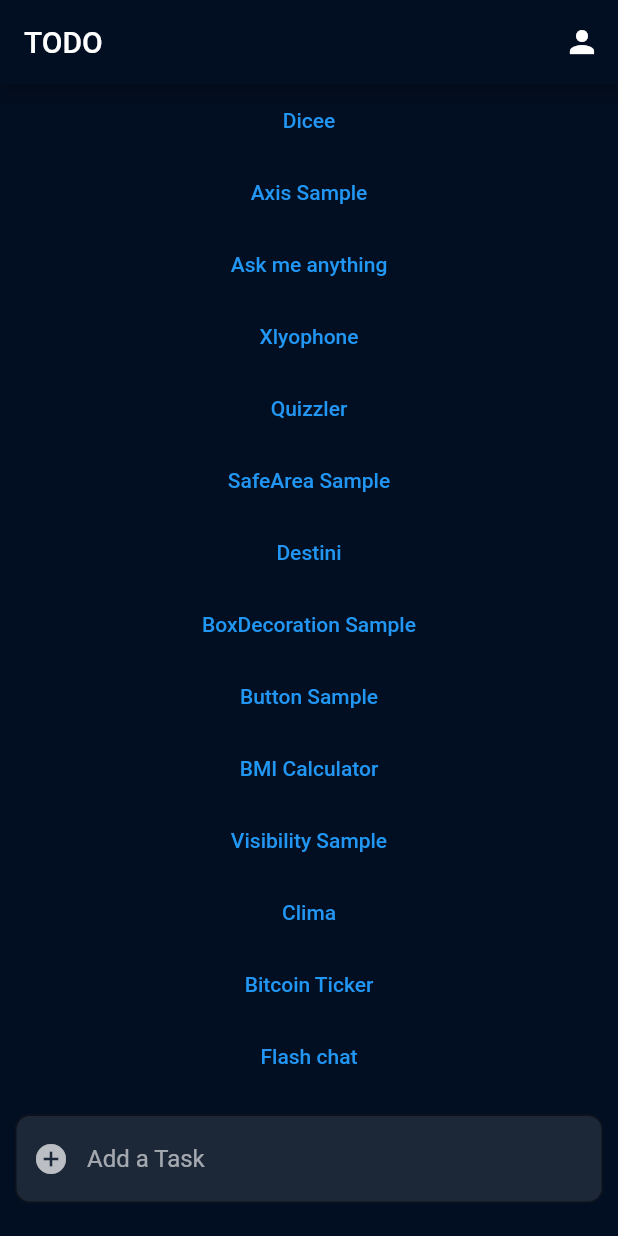
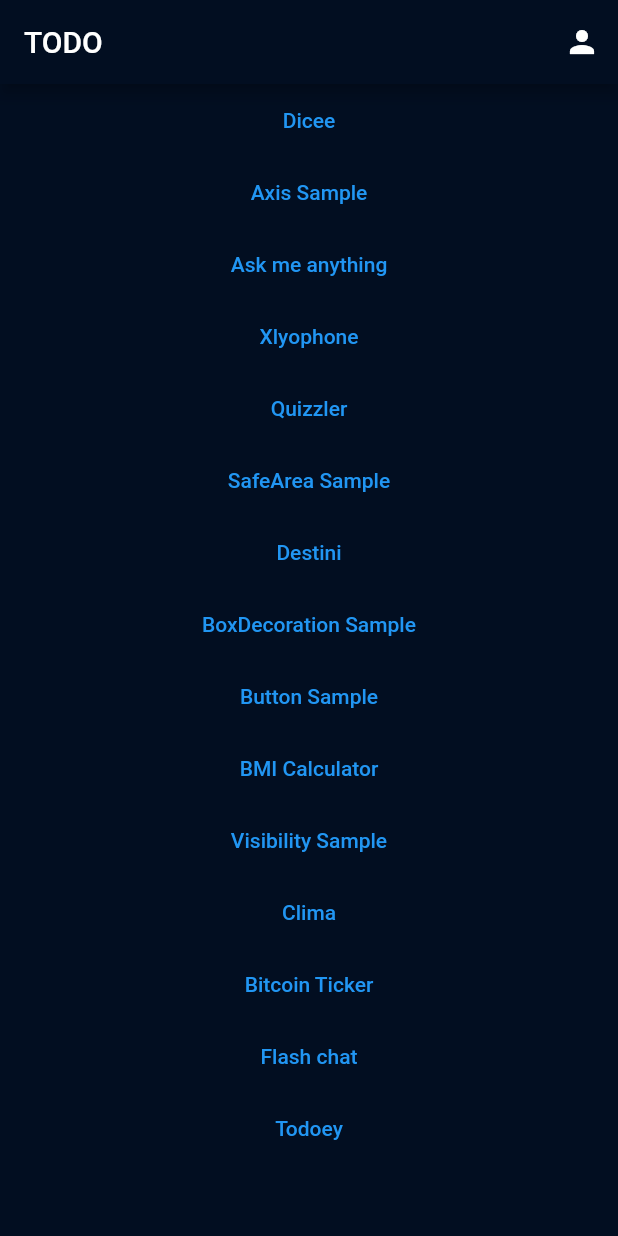
Before and after one commit to captain-blue210/flutter_todo_app, a Flutter app: the screen it shows after launch, on a phone screen of 412 x 824 dp. Run offline on Flutter 3.47's test engine with Material 2 defaults, Android fonts, the phone set to English and light mode, and no system bars; our stand-ins replace animated_text_kit, audioplayers, cloud_firestore, firebase_core, flutter_dotenv, flutter_spinkit and 3 more; accounts and stored records are empty.

Commit message:
initial commit for todoey

```diff
--- a/lib/main.dart
+++ b/lib/main.dart
@@ -14,11 +14,9 @@ import 'package:flutter_todo_app/magicball/magic_ball.dart';
 import 'package:flutter_todo_app/mi_card/mi_card.dart';
 import 'package:flutter_todo_app/quizzler/quizzler_page.dart';
 import 'package:flutter_todo_app/safearea/safeare-sample.dart';
-import 'package:flutter_todo_app/task_list.dart';
+import 'package:flutter_todo_app/todoey/screens/tasks_screen.dart';
 import 'package:flutter_todo_app/visibility/visibility_sample.dart';
 import 'package:flutter_todo_app/xlyophone/xlyophone.dart';
-
-import 'add_task.dart';
 
 Future<void> main() async {
   WidgetsFlutterBinding.ensureInitialized();
@@ -91,8 +89,9 @@ class MainPage extends StatelessWidget {
             buildLinkButton(context, LoadingScreen(), 'Clima'),
             buildLinkButton(context, PriceScreen(), 'Bitcoin Ticker'),
             buildLinkButton(context, WelcomeScreen(), 'Flash chat'),
-            TaskList(),
-            AddTask(),
+            buildLinkButton(context, TasksScreen(), 'Todoey'),
+            // TaskList(),
+            // AddTask(),
           ],
         ),
       ),
```
Also changed, not shown: lib/todoey/screens/tasks_screen.dart (added, +8 -0 lines).
